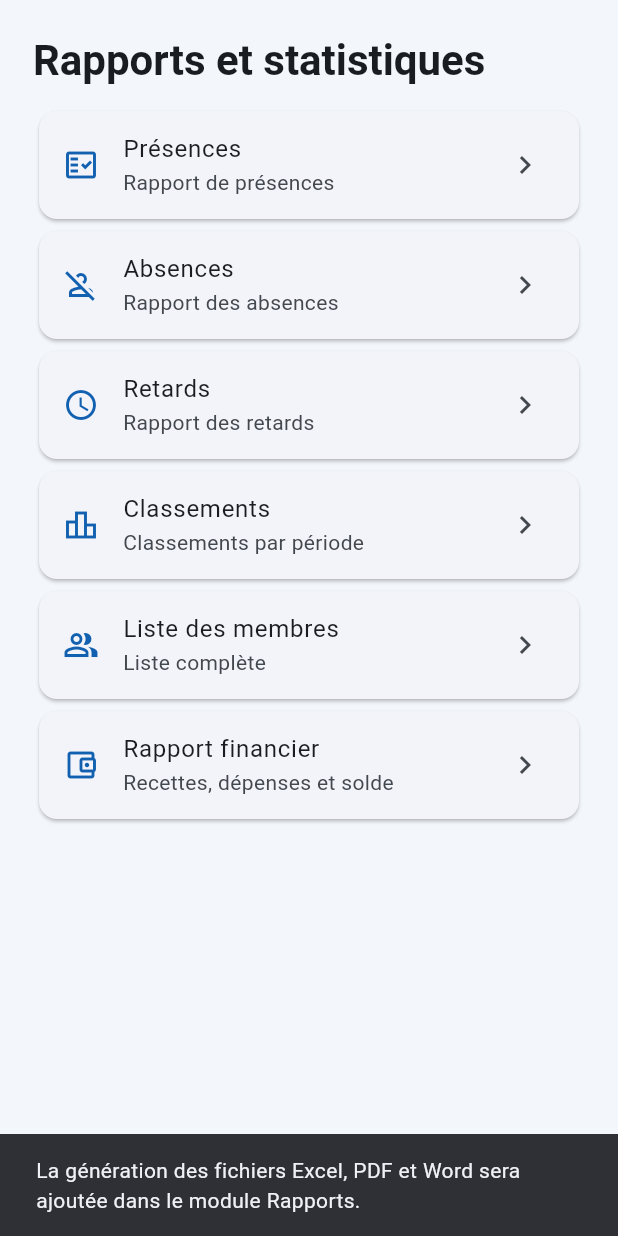
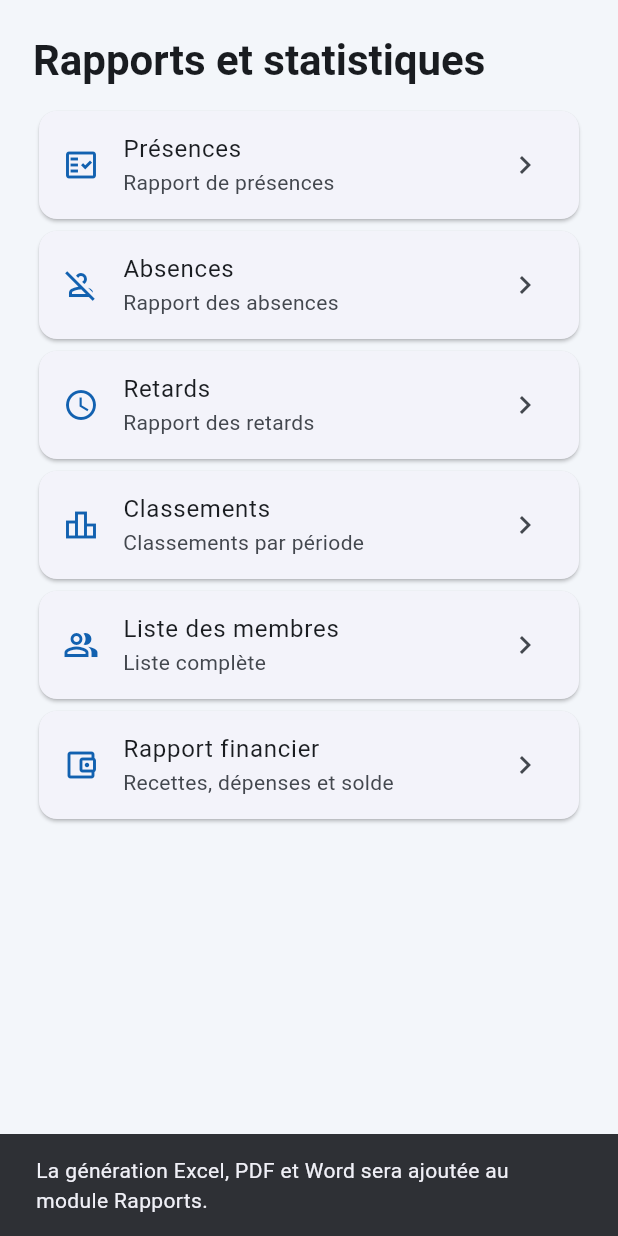
Before and after one commit to marcusblai32-ctrl/MBB, a Flutter app: the ReportsPage widget shown alone on an empty page, opened directly, after a tap on "Présences", on a phone screen of 412 x 824 dp. Run offline on Flutter 3.47's test engine with Material 3 defaults, Android fonts, the phone set to English and light mode, and no system bars; our stand-ins replace shared_preferences; accounts and stored records are empty.

Commit message:
Add files via upload

```diff
--- a/lib/main.dart
+++ b/lib/main.dart
@@ -36,7 +36,7 @@ class _MbbAppState extends State<MbbApp> {
       appName = prefs.getString('appName') ?? 'MBB';
       churchName = prefs.getString('churchName') ?? 'Mission Baptiste Béraca';
       logoPath = prefs.getString('logoPath') ?? '';
-      primary = Color(prefs.getInt('primaryColor') ?? navy.value);
+      primary = Color(prefs.getInt('primaryColor') ?? navy.toARGB32());
       loading = false;
     });
   }
@@ -45,7 +45,7 @@ class _MbbAppState extends State<MbbApp> {
     final prefs = await SharedPreferences.getInstance();
     await prefs.setString('appName', app);
     await prefs.setString('churchName', church);
-    await prefs.setInt('primaryColor', color.value);
+    await prefs.setInt('primaryColor', color.toARGB32());
     await prefs.setString('logoPath', logo);
     setState(() {
       appName = app;
@@ -361,19 +361,51 @@ class FinancePage extends StatelessWidget {
 
 class ReportsPage extends StatelessWidget {
   const ReportsPage({super.key});
+
   @override
-  Widget build(BuildContext context) => ListView(padding: const EdgeInsets.all(22), children: [
-    Text('Rapports et statistiques', style: Theme.of(context).textTheme.headlineMedium?.copyWith(fontWeight: FontWeight.bold)),
-    const SizedBox(height: 12),
-    ...[
+  Widget build(BuildContext context) {
+    final reports = <(String, String, IconData)>[
       ('Présences', 'Rapport de présences', Icons.fact_check_outlined),
       ('Absences', 'Rapport des absences', Icons.person_off_outlined),
       ('Retards', 'Rapport des retards', Icons.schedule),
       ('Classements', 'Classements par période', Icons.leaderboard_outlined),
       ('Liste des membres', 'Liste complète', Icons.people_alt_outlined),
       ('Rapport financier', 'Recettes, dépenses et solde', Icons.account_balance_wallet_outlined),
-    ].map((item) => Card(child: ListTile(leading: Icon(item.$3, color: blue), title: Text(item.$1), subtitle: Text(item.$2), trailing: const Icon(Icons.chevron_right), onTap: () => ScaffoldMessenger.of(context).showSnackBar(const SnackBar(content: Text('La génération des fichiers Excel, PDF et Word sera ajoutée dans le module Rapports.'))))),
-  ]);
+    ];
+
+    return ListView(
+      padding: const EdgeInsets.all(22),
+      children: [
+        Text(
+          'Rapports et statistiques',
+          style: Theme.of(context)
+              .textTheme
+              .headlineMedium
+              ?.copyWith(fontWeight: FontWeight.bold),
+        ),
+        const SizedBox(height: 12),
+        ...reports.map(
+          (item) => Card(
+            child: ListTile(
+              leading: Icon(item.$3, color: blue),
+              title: Text(item.$1),
+              subtitle: Text(item.$2),
+              trailing: const Icon(Icons.chevron_right),
+              onTap: () {
+                ScaffoldMessenger.of(context).showSnackBar(
+                  const SnackBar(
+                    content: Text(
+                      'La génération Excel, PDF et Word sera ajoutée au module Rapports.',
+                    ),
+                  ),
+                );
+              },
+            ),
+          ),
+        ),
+      ],
+    );
+  }
 }
 
 class AdminPage extends StatelessWidget {
```
